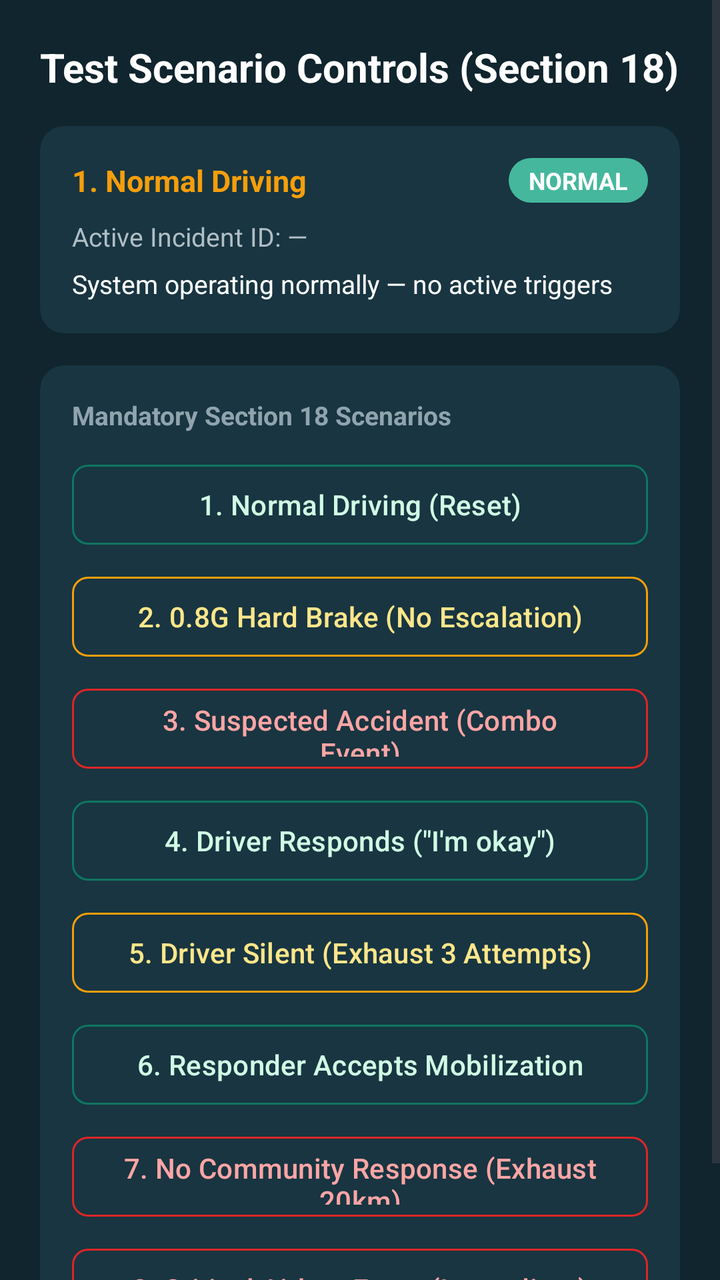
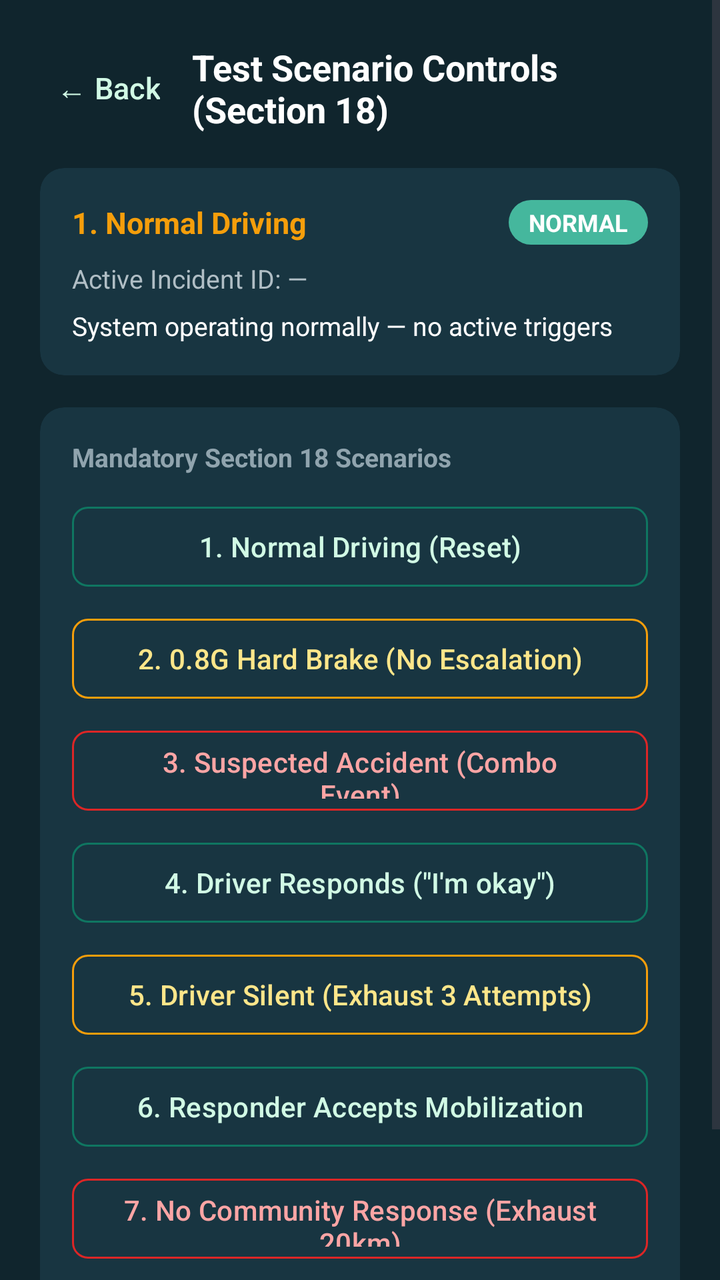

Two renders of the same Android screen: before a commit and after it. Below are the layout's source before the change and the commit's diff.
<!-- AndroidManifest.xml: application theme Theme.OKDrivers -->
<!-- res/layout/fragment_test_controls.xml -->
<?xml version="1.0" encoding="utf-8"?>
<ScrollView xmlns:android="http://schemas.android.com/apk/res/android"
    xmlns:app="http://schemas.android.com/apk/res-auto"
    android:layout_width="match_parent"
    android:layout_height="match_parent"
    android:background="@color/ok_dark"
    android:fillViewport="true">

    <LinearLayout
        android:layout_width="match_parent"
        android:layout_height="wrap_content"
        android:orientation="vertical"
        android:padding="20dp">

        <TextView
            android:layout_width="match_parent"
            android:layout_height="wrap_content"
            android:text="Test Scenario Controls (Section 18)"
            android:textColor="@android:color/white"
            android:textSize="20sp"
            android:textStyle="bold" />

        
        <com.google.android.material.card.MaterialCardView
            android:layout_width="match_parent"
            android:layout_height="wrap_content"
            android:layout_marginTop="16dp"
            app:cardBackgroundColor="@color/ok_dark_card"
            app:cardCornerRadius="12dp"
            app:cardElevation="0dp"
            app:strokeWidth="0dp">

            <LinearLayout
                android:layout_width="match_parent"
                android:layout_height="wrap_content"
                android:orientation="vertical"
                android:padding="16dp">

                <LinearLayout
                    android:layout_width="match_parent"
                    android:layout_height="wrap_content"
                    android:gravity="center_vertical"
                    android:orientation="horizontal">

                    <TextView
                        android:id="@+id/tvActiveScenarioName"
                        android:layout_width="0dp"
                        android:layout_height="wrap_content"
                        android:layout_weight="1"
                        android:text="1. Normal Driving"
                        android:textColor="@color/ok_orange"
                        android:textSize="15sp"
                        android:textStyle="bold" />

                    <TextView
                        android:id="@+id/tvEmergencyStateBadge"
                        android:layout_width="wrap_content"
                        android:layout_height="wrap_content"
                        android:background="@drawable/home_status_icon"
                        android:paddingHorizontal="10dp"
                        android:paddingVertical="3dp"
                        android:text="NORMAL"
                        android:textColor="@android:color/white"
                        android:textSize="12sp"
                        android:textStyle="bold" />
                </LinearLayout>

                <TextView
                    android:id="@+id/tvActiveIncidentId"
                    android:layout_width="match_parent"
                    android:layout_height="wrap_content"
                    android:layout_marginTop="8dp"
                    android:text="Active Incident ID: —"
                    android:textColor="#B0BEC5"
                    android:textSize="13sp" />

                <TextView
                    android:id="@+id/tvStatusMessage"
                    android:layout_width="match_parent"
                    android:layout_height="wrap_content"
                    android:layout_marginTop="6dp"
                    android:text="System operating normally — no active triggers"
                    android:textColor="@android:color/white"
                    android:textSize="13sp" />

            </LinearLayout>
        </com.google.android.material.card.MaterialCardView>

        
        <com.google.android.material.card.MaterialCardView
            android:layout_width="match_parent"
            android:layout_height="wrap_content"
            android:layout_marginTop="16dp"
            app:cardBackgroundColor="@color/ok_dark_card"
            app:cardCornerRadius="12dp"
            app:cardElevation="0dp"
            app:strokeWidth="0dp">

            <LinearLayout
                android:layout_width="match_parent"
                android:layout_height="wrap_content"
                android:orientation="vertical"
                android:padding="16dp">

                <TextView
                    android:layout_width="match_parent"
                    android:layout_height="wrap_content"
                    android:text="Mandatory Section 18 Scenarios"
                    android:textColor="#90A4AE"
                    android:textSize="13sp"
                    android:textStyle="bold" />

                <com.google.android.material.button.MaterialButton
                    android:id="@+id/btnNormalDriving"
                    style="@style/Widget.Material3.Button.OutlinedButton"
                    android:layout_width="match_parent"
                    android:layout_height="48dp"
                    android:layout_marginTop="12dp"
                    android:text="1. Normal Driving (Reset)"
                    android:textAllCaps="false"
                    android:textColor="@color/ok_green_light"
                    app:cornerRadius="8dp"
                    app:strokeColor="@color/ok_green" />

                <com.google.android.material.button.MaterialButton
                    android:id="@+id/btnHardBraking"
                    style="@style/Widget.Material3.Button.OutlinedButton"
                    android:layout_width="match_parent"
                    android:layout_height="48dp"
                    android:layout_marginTop="8dp"
                    android:text="2. 0.8G Hard Brake (No Escalation)"
                    android:textAllCaps="false"
                    android:textColor="#FDE68A"
                    app:cornerRadius="8dp"
                    app:strokeColor="@color/ok_orange" />

                <com.google.android.material.button.MaterialButton
                    android:id="@+id/btnSuspectedAccident"
                    style="@style/Widget.Material3.Button.OutlinedButton"
                    android:layout_width="match_parent"
                    android:layout_height="48dp"
                    android:layout_marginTop="8dp"
                    android:text="3. Suspected Accident (Combo Event)"
                    android:textAllCaps="false"
                    android:textColor="#FCA5A5"
                    app:cornerRadius="8dp"
                    app:strokeColor="@color/ok_red" />

                <com.google.android.material.button.MaterialButton
                    android:id="@+id/btnDriverResponds"
                    style="@style/Widget.Material3.Button.OutlinedButton"
                    android:layout_width="match_parent"
                    android:layout_height="48dp"
                    android:layout_marginTop="8dp"
                    android:text="4. Driver Responds (&quot;I'm okay&quot;)"
                    android:textAllCaps="false"
                    android:textColor="@color/ok_green_light"
                    app:cornerRadius="8dp"
                    app:strokeColor="@color/ok_green" />

                <com.google.android.material.button.MaterialButton
                    android:id="@+id/btnDriverSilent"
                    style="@style/Widget.Material3.Button.OutlinedButton"
                    android:layout_width="match_parent"
                    android:layout_height="48dp"
                    android:layout_marginTop="8dp"
                    android:text="5. Driver Silent (Exhaust 3 Attempts)"
                    android:textAllCaps="false"
                    android:textColor="#FDE68A"
                    app:cornerRadius="8dp"
                    app:strokeColor="@color/ok_orange" />

                <com.google.android.material.button.MaterialButton
                    android:id="@+id/btnResponderAccepts"
                    style="@style/Widget.Material3.Button.OutlinedButton"
                    android:layout_width="match_parent"
                    android:layout_height="48dp"
                    android:layout_marginTop="8dp"
                    android:text="6. Responder Accepts Mobilization"
                    android:textAllCaps="false"
                    android:textColor="@color/ok_green_light"
                    app:cornerRadius="8dp"
                    app:strokeColor="@color/ok_green" />

                <com.google.android.material.button.MaterialButton
                    android:id="@+id/btnNoCommunityResponse"
                    style="@style/Widget.Material3.Button.OutlinedButton"
                    android:layout_width="match_parent"
                    android:layout_height="48dp"
                    android:layout_marginTop="8dp"
                    android:text="7. No Community Response (Exhaust 20km)"
                    android:textAllCaps="false"
                    android:textColor="#FCA5A5"
                    app:cornerRadius="8dp"
                    app:strokeColor="@color/ok_red" />

                <com.google.android.material.button.MaterialButton
                    android:id="@+id/btnAirbagEvent"
                    style="@style/Widget.Material3.Button.OutlinedButton"
                    android:layout_width="match_parent"
                    android:layout_height="48dp"
                    android:layout_marginTop="8dp"
                    android:text="8. Critical Airbag Event (Immediate)"
                    android:textAllCaps="false"
                    android:textColor="#FCA5A5"
                    app:cornerRadius="8dp"
                    app:strokeColor="@color/ok_red" />

            </LinearLayout>
        </com.google.android.material.card.MaterialCardView>

    </LinearLayout>
</ScrollView>
<!-- resources referenced by this layout -->
<resources>
  <color name="ok_dark">#10252D</color>
  <color name="ok_dark_card">#183541</color>
  <color name="ok_green">#0F7661</color>
  <color name="ok_green_light">#D1FAE5</color>
  <color name="ok_orange">#F59E0B</color>
  <color name="ok_red">#DC2626</color>
  <!-- drawable home_status_icon (drawable) -->
  <?xml version="1.0" encoding="utf-8"?>
  <shape xmlns:android="http://schemas.android.com/apk/res/android">
      <corners android:radius="50dp"/>
      <solid android:color="#45B79D"/>
  </shape>
  <style name="Theme.OKDrivers" parent="Base.Theme.OKDrivers" />
  <style name="Base.Theme.OKDrivers" parent="Theme.Material3.DayNight.NoActionBar">
          
          
      </style>
</resources>

<!-- the commit's change to res/layout/fragment_test_controls.xml (unified diff, before → after) -->
@@ -12,13 +12,33 @@
         android:orientation="vertical"
         android:padding="20dp">
 
-        <TextView
+        <LinearLayout
             android:layout_width="match_parent"
             android:layout_height="wrap_content"
-            android:text="Test Scenario Controls (Section 18)"
-            android:textColor="@android:color/white"
-            android:textSize="20sp"
-            android:textStyle="bold" />
+            android:gravity="center_vertical"
+            android:orientation="horizontal">
+
+            <com.google.android.material.button.MaterialButton
+                android:id="@+id/btnBack"
+                style="@style/Widget.Material3.Button.TextButton"
+                android:layout_width="wrap_content"
+                android:layout_height="wrap_content"
+                android:minWidth="0dp"
+                android:paddingHorizontal="8dp"
+                android:text="← Back"
+                android:textColor="@color/ok_green_light"
+                android:textSize="15sp" />
+
+            <TextView
+                android:layout_width="0dp"
+                android:layout_height="wrap_content"
+                android:layout_marginStart="8dp"
+                android:layout_weight="1"
+                android:text="Test Scenario Controls (Section 18)"
+                android:textColor="@android:color/white"
+                android:textSize="18sp"
+                android:textStyle="bold" />
+        </LinearLayout>
 
         
         <com.google.android.material.card.MaterialCardView
